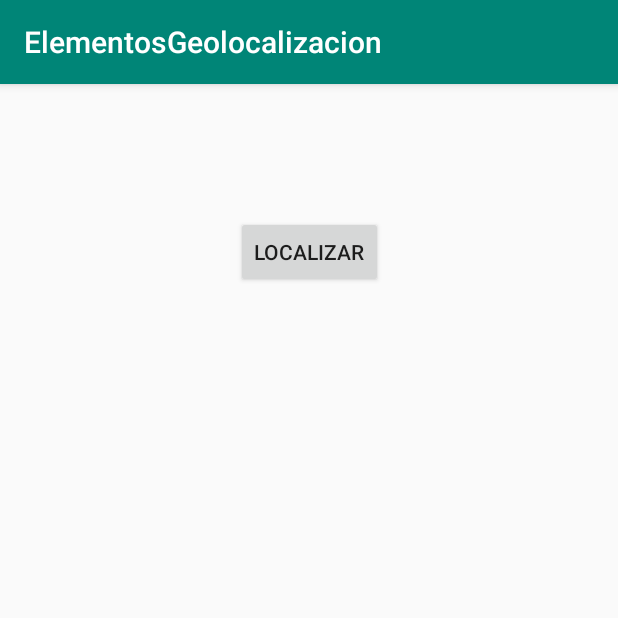
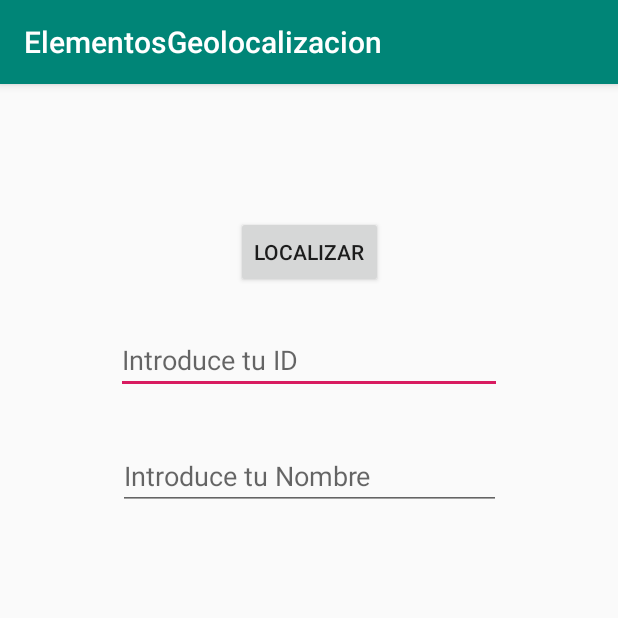
Before and after one commit to CarlosRdeV/ElementosGeolocalizacion, an Android app: the screen it shows after launch (MainActivity), on a phone screen of 412 x 824 dp, the top half of it. Run offline under Robolectric (Android 15) with nearby library versions, the phone set to English and light mode, and no system bars.

```diff
--- a/app/src/main/java/com/example/elementosgeolocalizacion/MainActivity.kt
+++ b/app/src/main/java/com/example/elementosgeolocalizacion/MainActivity.kt
@@ -48,10 +48,11 @@ class MainActivity : AppCompatActivity(), ActivityCompat.OnRequestPermissionsRes
         btn_localizar.setOnClickListener{
             //Vamos a volver a forzar la ubicacion para cada clickeo
             obtenerUbicacion()
+
             var usuario=Usuario()
             var loca=Localizacion()
-            usuario.id=2
-            usuario.nombre="Juan"
+            usuario.id=txtInputID.text.toString().toInt()
+            usuario.nombre=txtInputNombre.text.toString()
             loca.lon=Constantes.milongi
             loca.lat=Constantes.milati
             usuario.localizacion=loca
@@ -59,6 +60,7 @@ class MainActivity : AppCompatActivity(), ActivityCompat.OnRequestPermissionsRes
             //Aqui vamos a navegar al mapa
             var i=Intent(this, MapsActivity::class.java);
             startActivity(i)
+
         }
     }
 
--- a/app/src/main/res/layout/activity_main.xml
+++ b/app/src/main/res/layout/activity_main.xml
@@ -12,4 +12,22 @@
             app:layout_constraintTop_toTopOf="parent"
             android:layout_marginTop="88dp" app:layout_constraintEnd_toEndOf="parent"
             app:layout_constraintStart_toStartOf="parent"/>
+    <EditText
+            android:layout_width="257dp"
+            android:layout_height="wrap_content"
+            android:inputType="number"
+            android:ems="10"
+            android:id="@+id/txtInputID" android:layout_marginTop="25dp"
+            app:layout_constraintTop_toBottomOf="@+id/btn_localizar"
+            app:layout_constraintEnd_toEndOf="parent"
+            app:layout_constraintStart_toStartOf="parent" android:hint="Introduce tu ID"/>
+    <EditText
+            android:layout_width="255dp"
+            android:layout_height="wrap_content"
+            android:inputType="textPersonName"
+            android:ems="10"
+            android:id="@+id/txtInputNombre" android:layout_marginTop="32dp"
+            app:layout_constraintTop_toBottomOf="@+id/txtInputID"
+            app:layout_constraintEnd_toEndOf="parent"
+            app:layout_constraintStart_toStartOf="parent" android:hint="Introduce tu Nombre"/>
 </android.support.constraint.ConstraintLayout>
```
